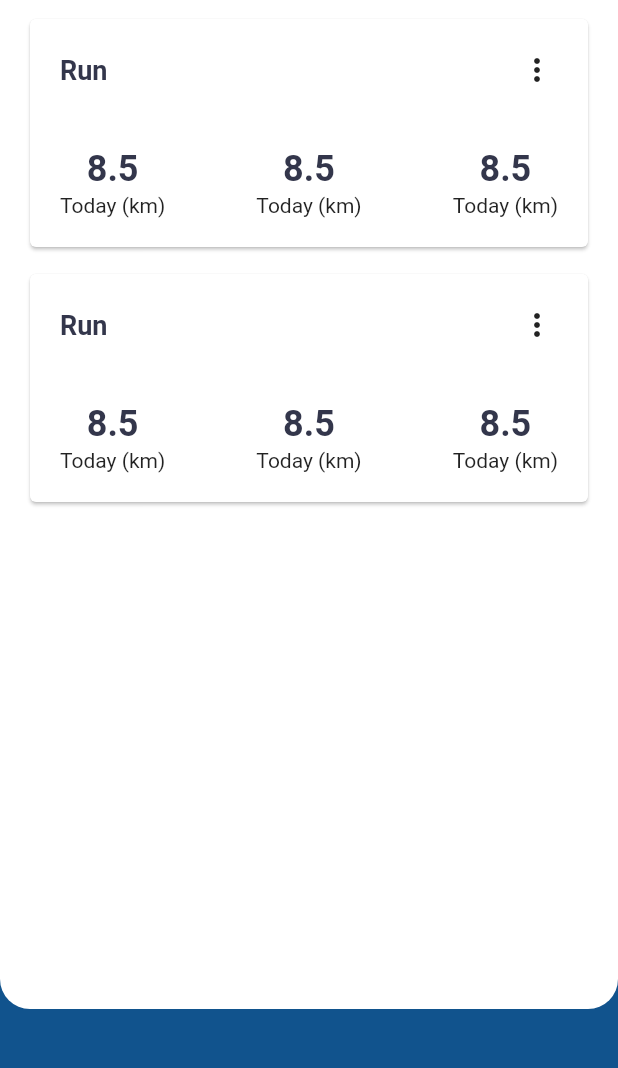
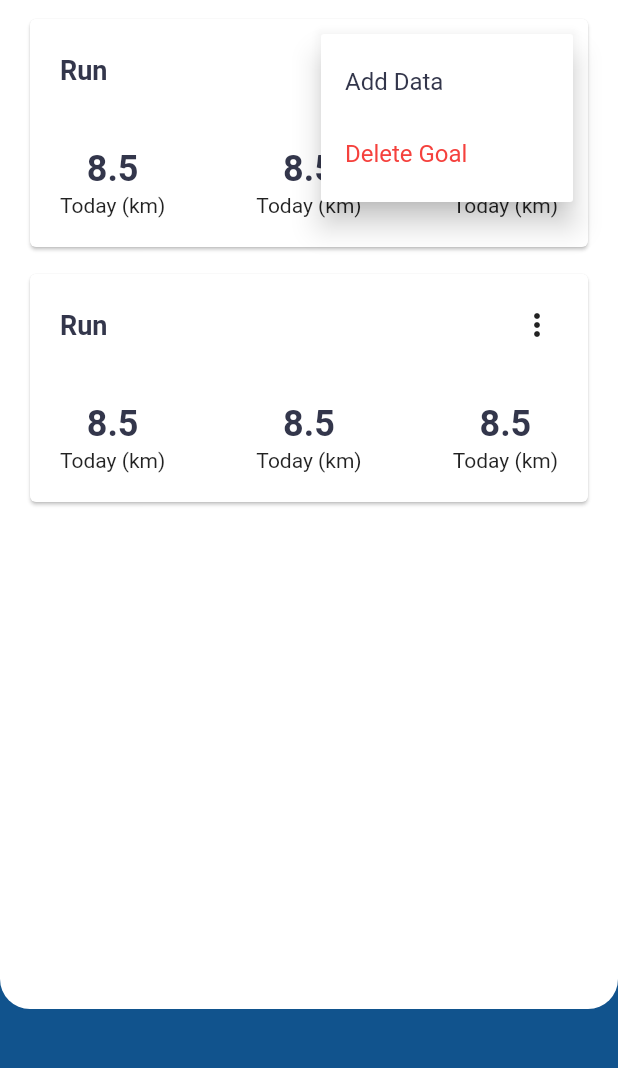
Before and after one commit to sajadmaster/goals-lite, a Flutter app: the screen it shows after launch, after a tap on the "more vert" icon, on a phone screen of 412 x 824 dp, the part 161-1229 px from its top. Run offline on Flutter 3.47's test engine with Material 2 defaults, Android fonts, the phone set to English and light mode, and no system bars; our stand-ins replace cloud_firestore, firebase_auth, firebase_core, modal_bottom_sheet, sign_in_with_apple; accounts and stored records are empty.

Commit message:
add data view finished

```diff
--- a/lib/Dashboard/goal_card_view.dart
+++ b/lib/Dashboard/goal_card_view.dart
@@ -1,8 +1,10 @@
 import 'package:flutter/material.dart';
+import 'package:goals_lite/Record/record_column_widget.dart';
 import 'package:goals_lite/_shared/my_colors.dart';
+import 'package:goals_lite/_shared/three_dot_dropdown.dart';
 
 class GoalCard extends StatelessWidget {
-  const GoalCard({Key? key}) : super(key: key);
+  const GoalCard();
 
   @override
   Widget build(BuildContext context) {
@@ -23,10 +25,7 @@ class GoalCard extends StatelessWidget {
                         fontWeight: FontWeight.bold),
                   ),
                   Spacer(),
-                  IconButton(
-                    onPressed: () => {},
-                    icon: Icon(Icons.more_vert),
-                  )
+                  ThreeVertDots(context),
                 ],
               ),
             ),
@@ -49,22 +48,3 @@ class GoalCard extends StatelessWidget {
     );
   }
 }
-
-class RecordColumn extends StatelessWidget {
-  RecordColumn();
-
-  @override
-  Widget build(BuildContext context) {
-    return Column(
-      children: [
-        Text(
-          '8.5',
-          style: TextStyle(
-              fontSize: 24, fontWeight: FontWeight.bold, color: black2),
-        ),
-        SizedBox(height: 2),
-        Text('Today (km)'),
-      ],
-    );
-  }
-}
--- a/lib/Goal/create_goal_view.dart
+++ b/lib/Goal/create_goal_view.dart
@@ -5,14 +5,14 @@ import 'package:goals_lite/_shared/my_constants.dart';
 import 'goal.dart';
 
 class CreateGoalPopUp extends StatefulWidget {
-  const CreateGoalPopUp({Key? key}) : super(key: key);
+  CreateGoalPopUp();
 
   @override
   _CreateGoalPopUpState createState() => _CreateGoalPopUpState();
 }
 
 class _CreateGoalPopUpState extends State<CreateGoalPopUp> {
-  var isErrorVisible = false;
+  bool isErrorVisible = false;
   static TextEditingController goalNameController = TextEditingController();
   static TextEditingController goalUnitController = TextEditingController();
 
--- /dev/null
+++ b/lib/Record/record_column_widget.dart
@@ -0,0 +1,21 @@
+import 'package:flutter/material.dart';
+import 'package:goals_lite/_shared/my_colors.dart';
+
+class RecordColumn extends StatelessWidget {
+  RecordColumn();
+
+  @override
+  Widget build(BuildContext context) {
+    return Column(
+      children: [
+        Text(
+          '8.5',
+          style: TextStyle(
+              fontSize: 24, fontWeight: FontWeight.bold, color: black2),
+        ),
+        SizedBox(height: 2),
+        Text('Today (km)'),
+      ],
+    );
+  }
+}
--- /dev/null
+++ b/lib/_shared/three_dot_dropdown.dart
@@ -0,0 +1,35 @@
+import 'package:flutter/material.dart';
+import 'package:goals_lite/Record/add_data_view.dart';
+import 'package:goals_lite/_shared/my_colors.dart';
+import 'package:modal_bottom_sheet/modal_bottom_sheet.dart';
+
+Widget ThreeVertDots(context) {
+  return PopupMenuButton(
+      icon: Icon(Icons.more_vert),
+      onSelected: (value) {
+        print('selected value $value');
+        // Add Data
+        if (value == 1) {
+          showBarModalBottomSheet(
+            context: context,
+            builder: (context) => AddDataPopup(),
+          );
+        }
+      },
+      itemBuilder: (context) => [
+            PopupMenuItem(
+              child: Text(
+                "Add Data",
+                style: TextStyle(color: black2),
+              ),
+              value: 1,
+            ),
+            PopupMenuItem(
+              child: Text(
+                "Delete Goal",
+                style: TextStyle(color: red4),
+              ),
+              value: 2,
+            )
+          ]);
+}
```
Also changed, not shown: lib/Record/add_data_view.dart (added, +120 -0 lines), lib/Record/create_record_view.dart (deleted).
